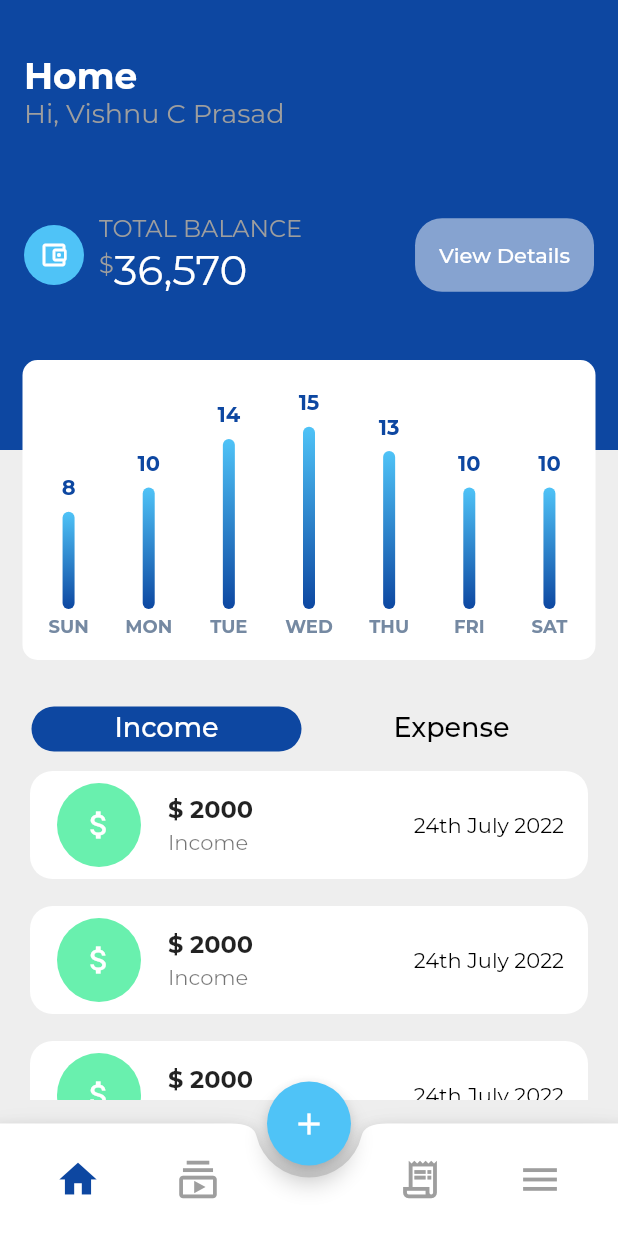
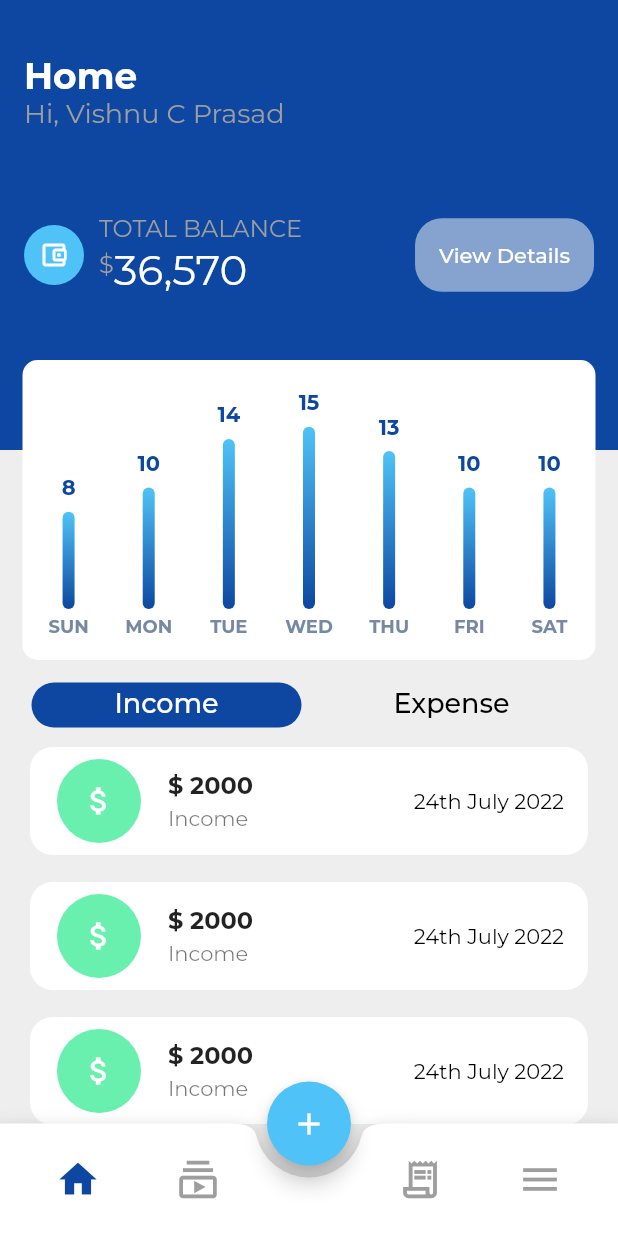
Before and after one commit to vishnucprasad/expensify_app, a Flutter app: the screen it shows after launch, on a phone screen of 412 x 824 dp. Run offline on Flutter 3.47's test engine with Material 2 defaults, Android fonts, the phone set to English and light mode, and no system bars; drawn by our look-alikes of fl_chart; our stand-ins replace bubble_tab_indicator, google_fonts.

Commit message:
minor change in hompage ui

```diff
--- a/lib/presentation/home/widgets/transactions_list_widget.dart
+++ b/lib/presentation/home/widgets/transactions_list_widget.dart
@@ -18,7 +18,7 @@ class TransactionsListWidget extends StatelessWidget {
         child: DefaultTabController(
           length: 2,
           child: Padding(
-            padding: const EdgeInsets.all(16.0),
+            padding: const EdgeInsets.symmetric(horizontal: 16.0),
             child: Scaffold(
               appBar: AppBar(
                 backgroundColor: backgroundColor,
```
